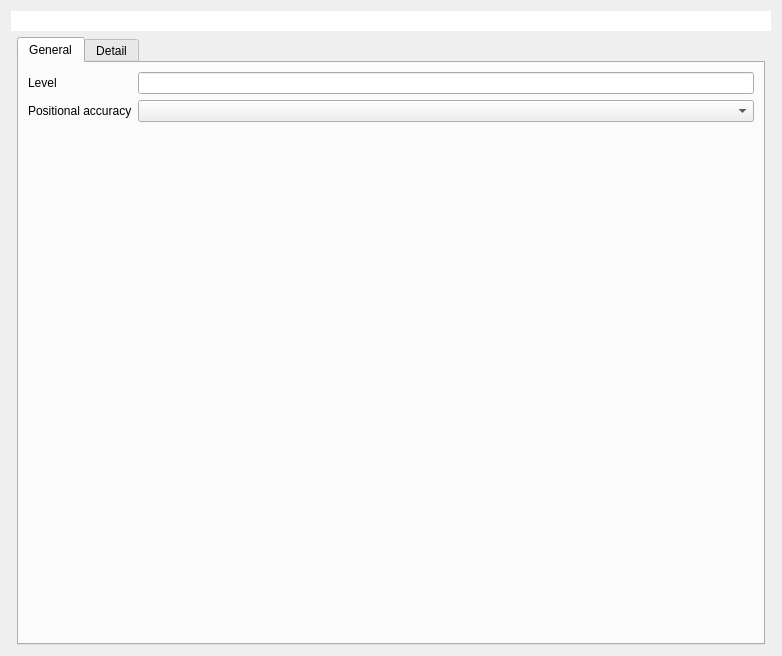
QGEP/QGEP, file project/forms/cover.ui: the form before one commit.
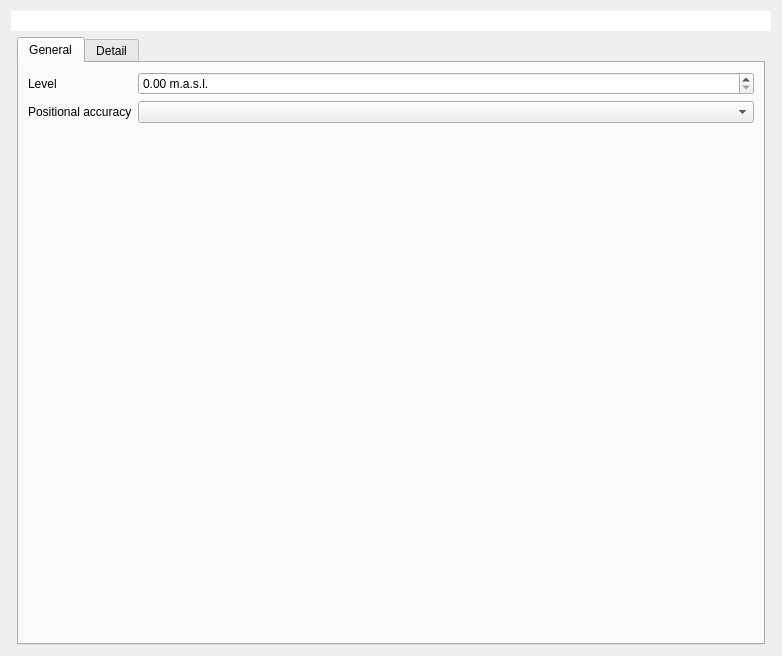
The form after the commit. Custom widgets are drawn as their Qt base class.

Commit message: Further form improvements (cover/manhole) / Switch project to oorel views

```diff
--- a/project/forms/cover.ui
+++ b/project/forms/cover.ui
@@ -47,9 +47,6 @@
          </property>
         </widget>
        </item>
-       <item row="0" column="1">
-        <widget class="QLineEdit" name="level"/>
-       </item>
        <item row="1" column="0">
         <widget class="QLabel" name="label_7">
          <property name="text">
@@ -63,6 +60,13 @@
        <item row="2" column="0" colspan="2">
         <widget class="QgsRelationReferenceWidget" name="fk_wastewater_structure"/>
        </item>
+       <item row="0" column="1">
+        <widget class="QDoubleSpinBox" name="level">
+         <property name="suffix">
+          <string> m.a.s.l.</string>
+         </property>
+        </widget>
+       </item>
       </layout>
      </widget>
      <widget class="QWidget" name="tab_2">
```
The commit also changes 2 other files.
